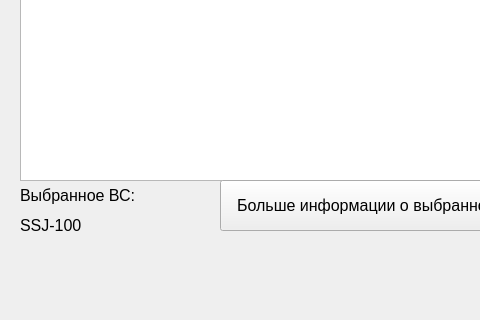
First picture: the form in mainwindow.ui, repository d1mas334/PPO_KR2, before the edit; both pictures show x 0 to 480 and y 280 to 600 of the 800 by 600 pixel window.
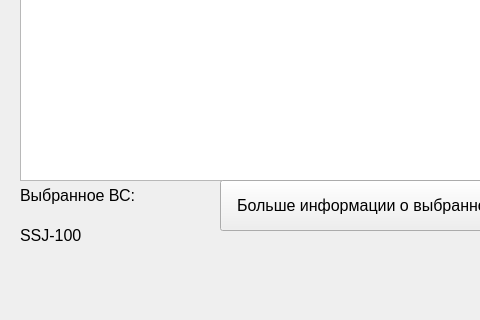
Second picture: the form after the edit.

What changed in the file:
```diff
--- a/mainwindow.ui
+++ b/mainwindow.ui
@@ -107,8 +107,8 @@
      <rect>
       <x>20</x>
       <y>490</y>
-      <width>121</width>
-      <height>31</height>
+      <width>191</width>
+      <height>51</height>
      </rect>
     </property>
     <property name="font">
```
